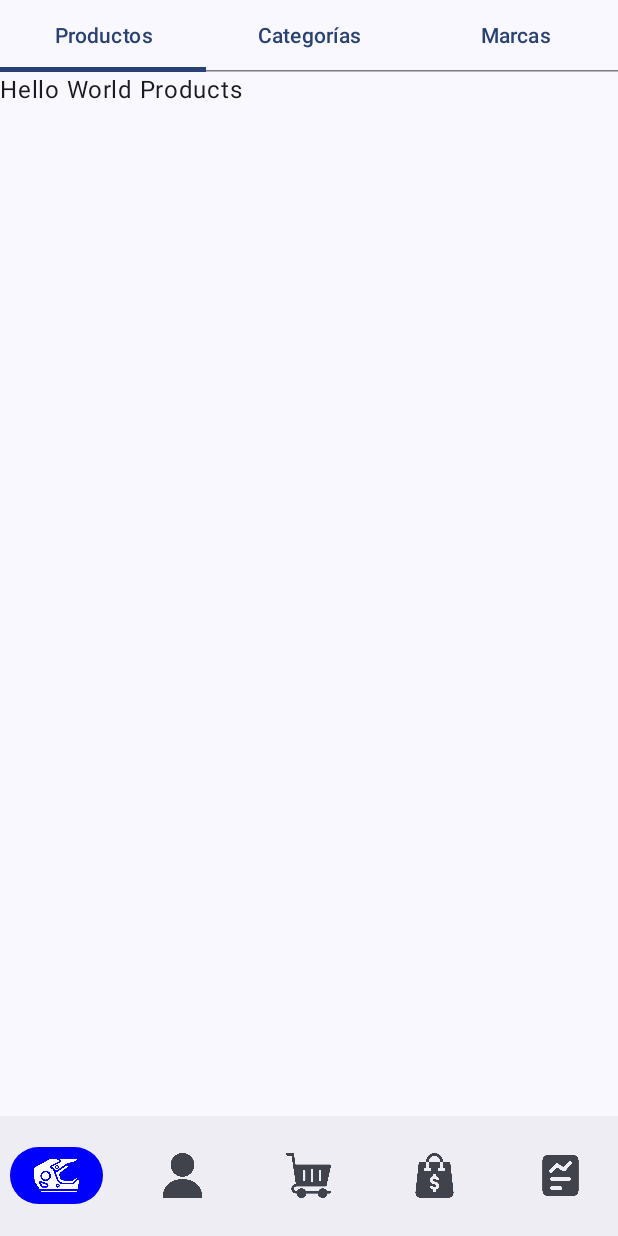
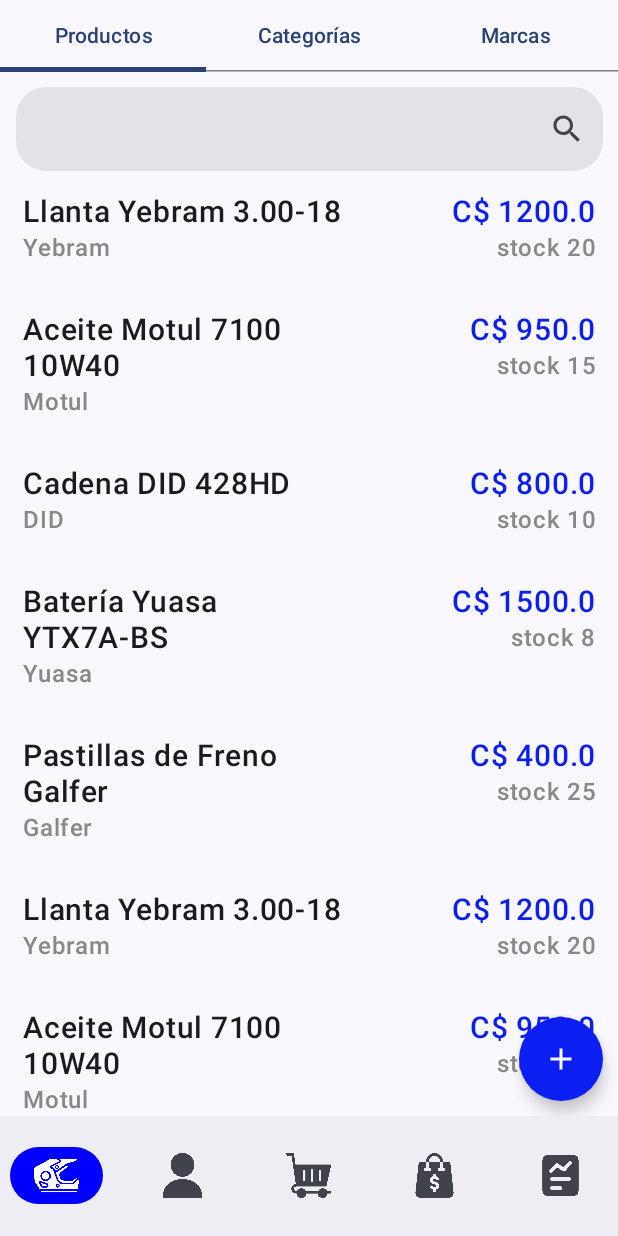
Before and after one commit to Yonjar-Android/FacturacionElUnico, an Android app built with Jetpack Compose: the screen it shows after launch (MainActivity), on a phone screen of 412 x 824 dp. Run offline under Robolectric (Android 15) with nearby library versions, the phone set to English and light mode, and no system bars; our stand-ins replace Dagger/Hilt's generated code.

Commit message:
feat: create product interface and components: searchBar and AddButton

```diff
--- /dev/null
+++ b/app/src/main/java/com/example/facturacionelunico/ObjetosDePrueba.kt
@@ -0,0 +1,79 @@
+package com.example.facturacionelunico
+
+import com.example.facturacionelunico.domain.models.ProductDomainModel
+
+object ObjetosDePrueba {
+    val motorcycleProducts = listOf(
+        ProductDomainModel(
+            productId = "P001",
+            productName = "Llanta Yebram 3.00-18",
+            brand = "Yebram",
+            price = 1200f,
+            stock = 20
+        ),
+        ProductDomainModel(
+            productId = "P002",
+            productName = "Aceite Motul 7100 10W40",
+            brand = "Motul",
+            price = 950f,
+            stock = 15
+        ),
+        ProductDomainModel(
+            productId = "P003",
+            productName = "Cadena DID 428HD",
+            brand = "DID",
+            price = 800f,
+            stock = 10
+        ),
+        ProductDomainModel(
+            productId = "P004",
+            productName = "Batería Yuasa YTX7A-BS",
+            brand = "Yuasa",
+            price = 1500f,
+            stock = 8
+        ),
+        ProductDomainModel(
+            productId = "P005",
+            productName = "Pastillas de Freno Galfer",
+            brand = "Galfer",
+            price = 400f,
+            stock = 25
+        ),
+        ProductDomainModel(
+            productId = "P001",
+            productName = "Llanta Yebram 3.00-18",
+            brand = "Yebram",
+            price = 1200f,
+            stock = 20
+        ),
+        ProductDomainModel(
+            productId = "P002",
+            productName = "Aceite Motul 7100 10W40",
+            brand = "Motul",
+            price = 950f,
+            stock = 15
+        ),
+        ProductDomainModel(
+            productId = "P003",
+            productName = "Cadena DID 428HD",
+            brand = "DID",
+            price = 800f,
+            stock = 10
+        ),
+        ProductDomainModel(
+            productId = "P004",
+            productName = "Batería Yuasa YTX7A-BS",
+            brand = "Yuasa",
+            price = 1500f,
+            stock = 8
+        ),
+        ProductDomainModel(
+            productId = "P005",
+            productName = "Pastillas de Freno Galfer",
+            brand = "Galfer",
+            price = 400f,
+            stock = 25
+        )
+    )
+
+}
--- /dev/null
+++ b/app/src/main/java/com/example/facturacionelunico/domain/models/ProductDomainModel.kt
@@ -0,0 +1,9 @@
+package com.example.facturacionelunico.domain.models
+
+data class ProductDomainModel(
+    val productId: String,
+    val productName: String,
+    val brand: String,
+    val price: Float,
+    val stock: Int
+)
--- a/app/src/main/java/com/example/facturacionelunico/presentation/productScreenTab/productScreen/ProductScreen.kt
+++ b/app/src/main/java/com/example/facturacionelunico/presentation/productScreenTab/productScreen/ProductScreen.kt
@@ -1,9 +1,98 @@
 package com.example.facturacionelunico.presentation.productScreenTab.productScreen
 
+import androidx.compose.foundation.clickable
+import androidx.compose.foundation.layout.Arrangement
+import androidx.compose.foundation.layout.Box
+import androidx.compose.foundation.layout.Column
+import androidx.compose.foundation.layout.Row
+import androidx.compose.foundation.layout.Spacer
+import androidx.compose.foundation.layout.fillMaxSize
+import androidx.compose.foundation.layout.fillMaxWidth
+import androidx.compose.foundation.layout.padding
+import androidx.compose.foundation.lazy.LazyColumn
+import androidx.compose.foundation.lazy.items
 import androidx.compose.material3.Text
 import androidx.compose.runtime.Composable
+import androidx.compose.runtime.getValue
+import androidx.compose.runtime.mutableStateOf
+import androidx.compose.runtime.remember
+import androidx.compose.runtime.setValue
+import androidx.compose.ui.Alignment
+import androidx.compose.ui.Modifier
+import androidx.compose.ui.graphics.Color
+import androidx.compose.ui.text.font.FontWeight
+import androidx.compose.ui.text.style.TextAlign
+import androidx.compose.ui.unit.dp
+import androidx.compose.ui.unit.sp
+import com.example.facturacionelunico.ObjetosDePrueba
+import com.example.facturacionelunico.domain.models.ProductDomainModel
+import com.example.facturacionelunico.presentation.sharedComponents.AddButton
+import com.example.facturacionelunico.presentation.sharedComponents.SearchBarComponent
+import com.example.facturacionelunico.ui.theme.blueUi
 
 @Composable
-fun ProductScreen(){
-    Text("Hello World Products")
+fun ProductScreen() {
+    Box(modifier = Modifier.fillMaxSize()) {
+        Column(
+            modifier = Modifier
+                .fillMaxSize()
+                .padding(top = 10.dp)
+        ) {
+
+            var textValue by remember { mutableStateOf("") }
+            SearchBarComponent(textValue, onChangeValue = { textValue = it })
+
+            LazyColumn(modifier = Modifier.padding()) {
+                items(ObjetosDePrueba.motorcycleProducts) {
+                    ProductItem(it)
+                }
+            }
+        }
+        AddButton(
+            modifier = Modifier.align(alignment = Alignment.BottomEnd)
+        )
+    }
 }
+
+@Composable
+fun ProductItem(product: ProductDomainModel) {
+        Row(modifier = Modifier.fillMaxWidth()
+            .padding(15.dp)
+            .clickable{
+
+            },
+            horizontalArrangement = Arrangement.SpaceBetween) {
+
+            Column(modifier = Modifier.weight(0.6f)) {
+                Text(
+                    text = product.productName, fontSize = 20.sp,
+                    fontWeight = FontWeight.SemiBold,
+                    textAlign = TextAlign.Start
+                )
+
+                Text(
+
+                    text = product.brand, fontSize = 16.sp,
+                    fontWeight = FontWeight.SemiBold,
+                    textAlign = TextAlign.Start,
+                    color = Color.Gray
+                )
+            }
+
+            Spacer(modifier = Modifier.weight(0.1f))
+
+            Column(modifier = Modifier.weight(0.3f), horizontalAlignment = Alignment.End) {
+                Text(
+                    text = "C$ ${product.price}", fontSize = 20.sp,
+                    fontWeight = FontWeight.SemiBold, color = blueUi,
+                    textAlign = TextAlign.End
+                )
+
+                Text(
+                    text = "stock ${product.stock}", fontSize = 16.sp,
+                    fontWeight = FontWeight.SemiBold, color = Color.Gray,
+                    textAlign = TextAlign.End,
+                )
+            }
+        }
+}
--- /dev/null
+++ b/app/src/main/java/com/example/facturacionelunico/presentation/sharedComponents/AddButton.kt
@@ -0,0 +1,36 @@
+package com.example.facturacionelunico.presentation.sharedComponents
+
+import androidx.compose.foundation.layout.Arrangement
+import androidx.compose.foundation.layout.Row
+import androidx.compose.foundation.layout.fillMaxWidth
+import androidx.compose.foundation.layout.padding
+import androidx.compose.foundation.shape.CircleShape
+import androidx.compose.material.icons.Icons
+import androidx.compose.material.icons.filled.Add
+import androidx.compose.material3.FloatingActionButton
+import androidx.compose.material3.Icon
+import androidx.compose.runtime.Composable
+import androidx.compose.ui.Modifier
+import androidx.compose.ui.graphics.Color
+import androidx.compose.ui.unit.dp
+import com.example.facturacionelunico.ui.theme.blueUi
+
+@Composable
+fun AddButton(modifier: Modifier) {
+    Row(modifier.fillMaxWidth(), horizontalArrangement = Arrangement.End) {
+        FloatingActionButton(
+            modifier = Modifier.padding(end = 10.dp, bottom = 10.dp),
+            shape = CircleShape,
+            containerColor = blueUi,
+            onClick = {
+
+            }) {
+            Icon(
+                imageVector = Icons.Default.Add,
+                contentDescription = "Add icon",
+                tint = Color.White
+            )
+        }
+    }
+
+}
--- /dev/null
+++ b/app/src/main/java/com/example/facturacionelunico/presentation/sharedComponents/SearchBarComponent.kt
@@ -0,0 +1,49 @@
+package com.example.facturacionelunico.presentation.sharedComponents
+
+import androidx.compose.foundation.layout.Arrangement
+import androidx.compose.foundation.layout.Row
+import androidx.compose.foundation.layout.fillMaxWidth
+import androidx.compose.foundation.shape.RoundedCornerShape
+import androidx.compose.material.icons.Icons
+import androidx.compose.material.icons.filled.Search
+import androidx.compose.material3.Icon
+import androidx.compose.material3.IconButton
+import androidx.compose.material3.TextField
+import androidx.compose.material3.TextFieldDefaults
+import androidx.compose.runtime.Composable
+import androidx.compose.ui.Modifier
+import androidx.compose.ui.graphics.Color
+import androidx.compose.ui.unit.dp
+
+@Composable
+fun SearchBarComponent(value: String, onChangeValue: (String) -> Unit) {
+    Row(
+        modifier = Modifier.fillMaxWidth(),
+        horizontalArrangement = Arrangement.Center
+    ) {
+        TextField(
+            modifier = Modifier.fillMaxWidth(fraction = 0.95f),
+            shape = RoundedCornerShape(20.dp),
+            value = value,
+            onValueChange = { onChangeValue(it) },
+            singleLine = true,
+            maxLines = 1,
+            trailingIcon = {
+                IconButton(
+                    onClick = {
+
+                    }
+                ) {
+                    Icon(
+                        imageVector = Icons.Default.Search,
+                        contentDescription = "search icon"
+                    )
+                }
+            },
+            colors = TextFieldDefaults.colors(
+                focusedIndicatorColor = Color.Transparent,
+                unfocusedIndicatorColor = Color.Transparent
+            )
+        )
+    }
+}
--- a/app/src/main/java/com/example/facturacionelunico/ui/theme/Color.kt
+++ b/app/src/main/java/com/example/facturacionelunico/ui/theme/Color.kt
@@ -9,3 +9,5 @@ val Pink80 = Color(0xFFEFB8C8)
 val Purple40 = Color(0xFF6650a4)
 val PurpleGrey40 = Color(0xFF625b71)
 val Pink40 = Color(0xFF7D5260)
+
+val blueUi = Color(0XFF0C1FF3)
```
